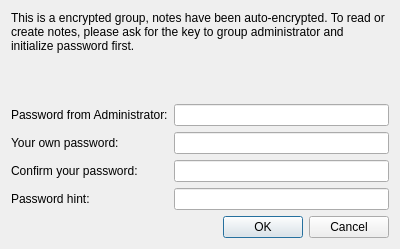
Above: src/ui/WizInitBizCertDialog.ui from WizTeam/WizQTClient before the change. Below: the same form after it.
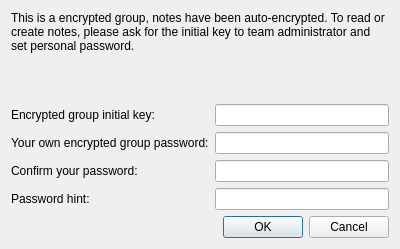
That is the form after the change.

Patch:
```diff
--- a/src/ui/WizInitBizCertDialog.ui
+++ b/src/ui/WizInitBizCertDialog.ui
@@ -19,7 +19,7 @@
      <item>
       <widget class="QLabel" name="label_5">
        <property name="text">
-        <string>This is a encrypted group, notes have been auto-encrypted. To read or create notes, please ask for the key to group administrator and initialize password first.</string>
+        <string>This is a encrypted group, notes have been auto-encrypted. To read or create notes, please ask for the initial key to team administrator and set personal password.</string>
        </property>
        <property name="wordWrap">
         <bool>true</bool>
@@ -44,7 +44,7 @@
        <item row="0" column="0">
         <widget class="QLabel" name="label">
          <property name="text">
-          <string>Password from Administrator:</string>
+          <string>Encrypted group initial key:</string>
          </property>
         </widget>
        </item>
@@ -61,7 +61,7 @@
        <item row="1" column="0">
         <widget class="QLabel" name="label_2">
          <property name="text">
-          <string>Your own password:</string>
+          <string>Your own encrypted group password:</string>
          </property>
         </widget>
        </item>
```
